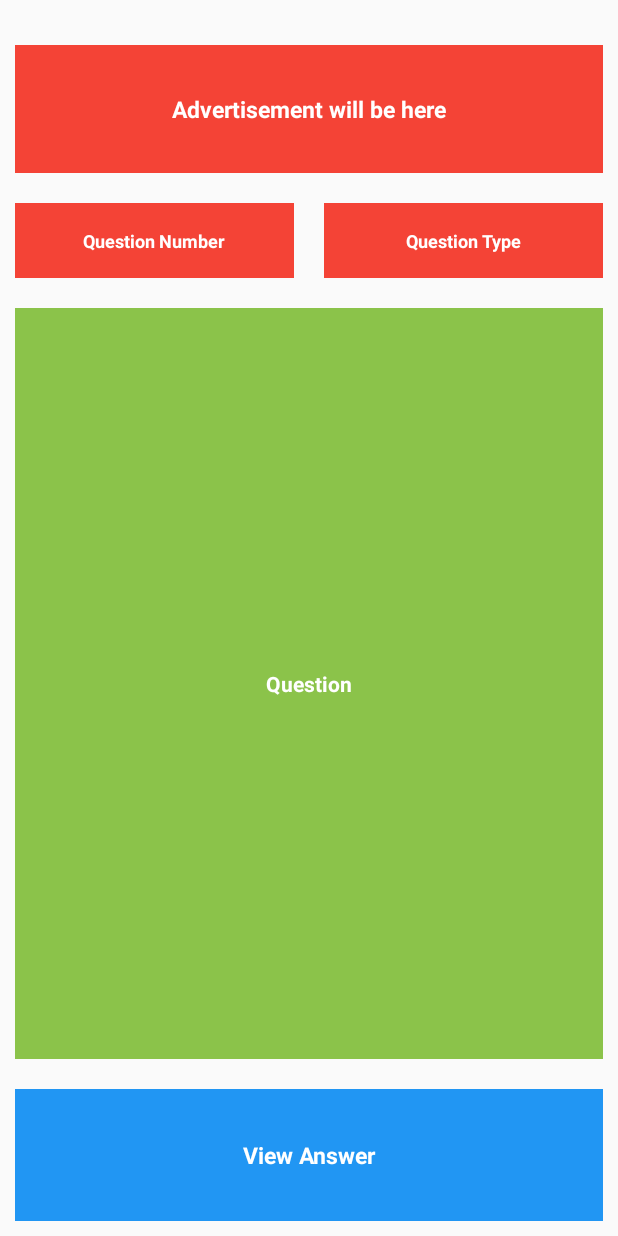
After one commit to jitendrachoudhary9623/QuizApp, an Android app: the layout activity_interview.xml on its own in the app's theme, with its tools: preview values and no code run, on a phone screen of 412 x 824 dp. The commit adds this screen. Run offline under Robolectric (Android 15) with nearby library versions, the phone set to English and light mode, and no system bars.

Commit message:
Interview Activity

```diff
--- a/app/build.gradle
+++ b/app/build.gradle
@@ -34,7 +34,6 @@ dependencies {
     compile 'com.google.code.gson:gson:2.6.2'
     compile 'com.squareup.retrofit2:converter-gson:2.0.2'
 
-
     //codeview
     compile 'com.github.kbiakov:CodeView-android:1.3.1'
 }
--- /dev/null
+++ b/app/src/main/res/layout/activity_interview.xml
@@ -0,0 +1,102 @@
+<?xml version="1.0" encoding="utf-8"?>
+<RelativeLayout xmlns:android="http://schemas.android.com/apk/res/android"
+    xmlns:app="http://schemas.android.com/apk/res-auto"
+    xmlns:tools="http://schemas.android.com/tools"
+    android:layout_width="match_parent"
+    android:layout_height="match_parent"
+    tools:context=".Activity.InterviewActivity">
+
+   <LinearLayout
+       android:layout_marginTop="20dp"
+       android:layout_width="match_parent"
+       android:layout_height="match_parent"
+       android:orientation="vertical">
+       <LinearLayout
+           android:layout_width="match_parent"
+           android:layout_height="match_parent"
+           android:layout_weight="4"
+           android:orientation="vertical">
+           <TextView
+               android:layout_width="match_parent"
+               android:layout_height="match_parent"
+               android:text="Advertisement will be here"
+               android:background="@color/red"
+               android:textColor="@android:color/white"
+               android:textStyle="bold"
+               android:textSize="15sp"
+               android:layout_weight="1"
+               android:layout_margin="10dp"
+
+               android:gravity="center_horizontal|center_vertical"/>
+       </LinearLayout>
+    <LinearLayout
+        android:layout_width="match_parent"
+        android:layout_height="match_parent"
+        android:orientation="horizontal"
+        android:layout_weight="4.2">
+        <TextView
+            android:id="@+id/interview_question_no"
+            android:layout_width="match_parent"
+            android:layout_height="match_parent"
+            android:text="Question Number"
+            android:background="@color/red"
+            android:textColor="@android:color/white"
+            android:textStyle="bold"
+            android:textSize="12sp"
+            android:layout_weight="1"
+            android:layout_margin="10dp"
+
+            android:gravity="center_horizontal|center_vertical"/>
+        <TextView
+            android:id="@+id/interview_question_type"
+
+            android:layout_width="match_parent"
+            android:layout_height="match_parent"
+            android:text="Question Type"
+            android:layout_margin="10dp"
+            android:background="@color/red"
+            android:textColor="@android:color/white"
+            android:textStyle="bold"
+            android:textSize="12sp"
+            android:layout_weight="1"
+            android:gravity="center_horizontal|center_vertical"/>
+    </LinearLayout>
+
+       <LinearLayout
+           android:layout_width="match_parent"
+           android:layout_height="match_parent"
+           android:layout_weight="1"
+           android:orientation="vertical"
+           >
+
+           <TextView
+               android:id="@+id/interview_question"
+
+               android:layout_width="match_parent"
+               android:layout_height="wrap_content"
+               android:text="Question"
+               android:background="@color/colorPrimary"
+               android:textColor="@android:color/white"
+               android:textStyle="bold"
+               android:textSize="14sp"
+               android:layout_weight="8"
+               android:layout_margin="10dp"
+android:padding="10dp"
+               android:gravity="center_horizontal|center_vertical"/>
+           <TextView
+               android:id="@+id/interview_answer"
+
+               android:layout_width="match_parent"
+               android:layout_height="30dp"
+               android:text="View Answer"
+               android:layout_margin="10dp"
+
+               android:background="@color/blue"
+               android:textColor="@android:color/white"
+               android:textStyle="bold"
+               android:textSize="15sp"
+               android:layout_weight="1"
+               android:gravity="center_horizontal|center_vertical"/>
+       </LinearLayout>
+       </LinearLayout>
+</RelativeLayout>
--- a/app/src/main/res/values/styles.xml
+++ b/app/src/main/res/values/styles.xml
@@ -20,6 +20,15 @@
         <item name="android:windowFullscreen">true</item>
         <item name="android:windowContentOverlay">@null</item>
     </style>
+    <style name="AppFullScreenTheme2" parent="Theme.AppCompat.Light.Dialog">
+        <item name="android:windowNoTitle">true</item>
+        <item name="android:windowActionBar">false</item>
+        <item name="android:windowFullscreen">true</item>
+        <item name="android:windowContentOverlay">@null</item>
+        <item name="colorPrimary">@color/colorPrimary</item>
+        <item name="colorPrimaryDark">@color/colorPrimaryDark</item>
+        <item name="colorAccent">@color/colorAccent</item>
+    </style>
     <style name="TabTheme" parent="Theme.AppCompat.Light.NoActionBar">
         <item name="colorPrimary">@color/colorPrimary</item>
         <item name="colorPrimaryDark">@color/colorPrimaryDark</item>
```
Also changed, not shown: app/src/main/AndroidManifest.xml (+8 -2 lines), app/src/main/java/com/quizapp/jitcodez/quizapp/Activity/InterviewActivity.java (added, +62 -0 lines), app/src/main/java/com/quizapp/jitcodez/quizapp/Adapters/InterviewAdapter.java (+12 -0 lines), app/src/main/java/com/quizapp/jitcodez/quizapp/Adapters/NonTechInterviewAdapter.java (+11 -0 lines).
